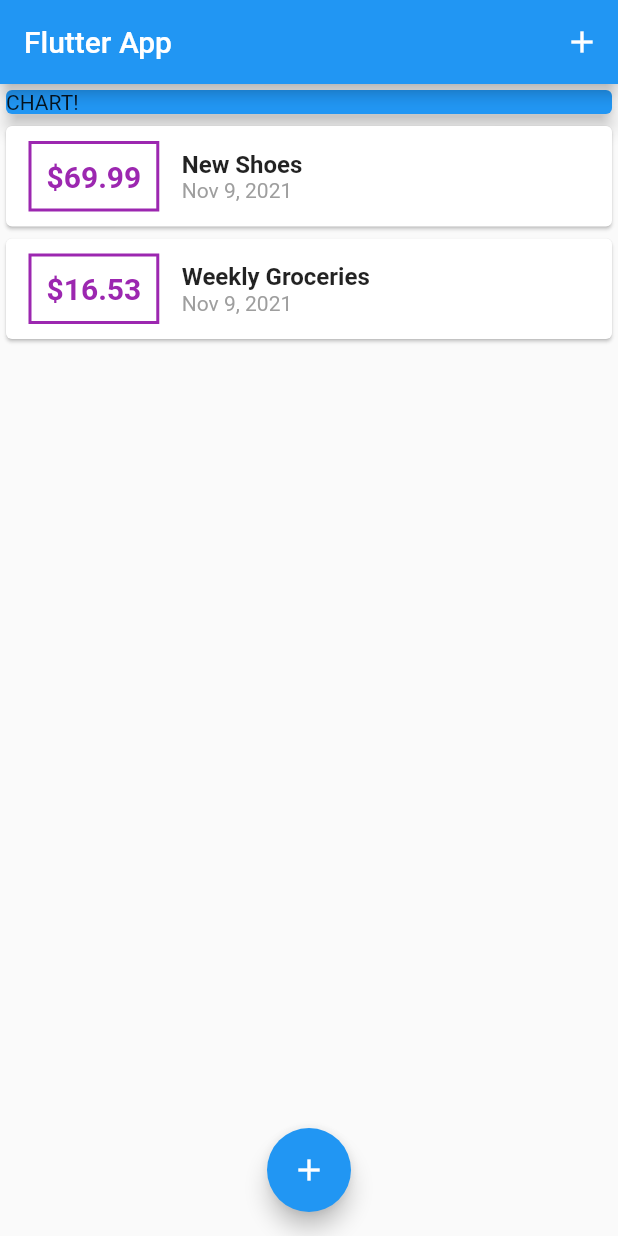
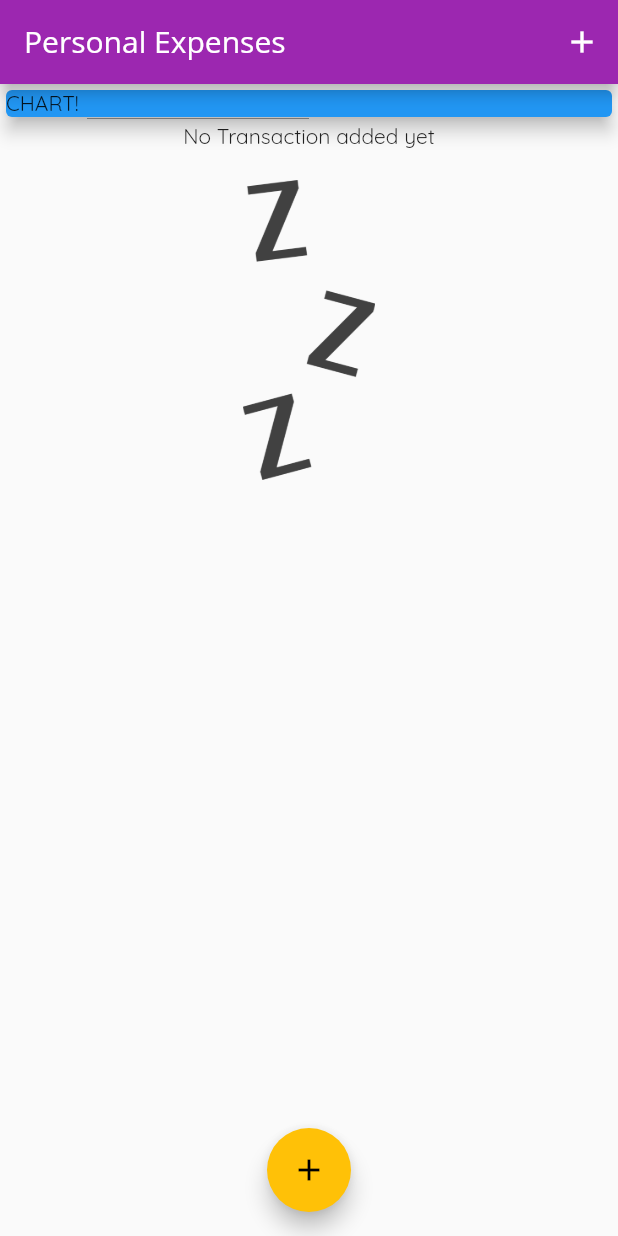
Before and after one commit to serdarturkmen/transaction_card, a Flutter app: the screen it shows after launch, on a phone screen of 412 x 824 dp. Run offline on Flutter 3.47's test engine with Material 2 defaults, Android fonts, the light colour scheme and no system bars; Roboto replaces fonts that are missing (Open Sans).

Commit message:
styles and fonts

```diff
--- a/lib/main.dart
+++ b/lib/main.dart
@@ -10,7 +10,18 @@ class MyApp extends StatelessWidget {
   @override
   Widget build(BuildContext context) {
     return MaterialApp(
-      title: 'Flutter App',
+      title: 'Personal Expenses',
+      theme: ThemeData(
+          primarySwatch: Colors.purple,
+          accentColor: Colors.amber,
+          fontFamily: 'Quicksand',
+          appBarTheme: AppBarTheme(
+            toolbarTextStyle: TextStyle(
+              fontFamily: 'OpenSans',
+              fontSize: 20,
+              fontWeight: FontWeight.bold,
+            ),
+          )),
       home: MyHomePage(),
     );
   }
@@ -25,18 +36,18 @@ class MyHomePage extends StatefulWidget {
 
 class _MyHomePageState extends State<MyHomePage> {
   final List<Transaction> _userTransactions = [
-    Transaction(
-      id: 't1',
-      title: 'New Shoes',
-      amount: 69.99,
-      date: DateTime.now(),
-    ),
-    Transaction(
-      id: 't2',
-      title: 'Weekly Groceries',
-      amount: 16.53,
-      date: DateTime.now(),
-    ),
+    // Transaction(
+    //   id: 't1',
+    //   title: 'New Shoes',
+    //   amount: 69.99,
+    //   date: DateTime.now(),
+    // ),
+    // Transaction(
+    //   id: 't2',
+    //   title: 'Weekly Groceries',
+    //   amount: 16.53,
+    //   date: DateTime.now(),
+    // ),
   ];
 
   void _addNewTransaction(String txTitle, double txAmount) {
@@ -69,7 +80,10 @@ class _MyHomePageState extends State<MyHomePage> {
   Widget build(BuildContext context) {
     return Scaffold(
       appBar: AppBar(
-        title: Text('Flutter App'),
+        title: Text('Personal Expenses',
+            style: TextStyle(
+              fontFamily: 'Open Sans',
+            )),
         actions: <Widget>[
           IconButton(
             icon: Icon(Icons.add),
--- a/lib/widgets/transaction_list.dart
+++ b/lib/widgets/transaction_list.dart
@@ -12,7 +12,26 @@ class TransactionList extends StatelessWidget {
   Widget build(BuildContext context) {
     return Container(
       height: 300,
-      child: ListView.builder(
+      child: transactions.isEmpty
+          ? Column(
+              children: <Widget>[
+                Text(
+                  'No Transaction added yet',
+                  style: Theme.of(context).textTheme.bodyText1,
+                ),
+                SizedBox(
+                  height: 20,
+                ),
+                Container(
+                  height: 200,
+                  child: Image.asset(
+                    'assets/images/waiting.png',
+                    fit: BoxFit.cover,
+                  ),
+                )
+              ],
+            )
+          : ListView.builder(
               itemBuilder: (ctx, index) {
                 return Card(
                   child: Row(
@@ -24,7 +43,7 @@ class TransactionList extends StatelessWidget {
                         ),
                         decoration: BoxDecoration(
                           border: Border.all(
-                      color: Colors.purple,
+                            color: Theme.of(context).primaryColor,
                             width: 2,
                           ),
                         ),
@@ -34,7 +53,7 @@ class TransactionList extends StatelessWidget {
                           style: TextStyle(
                             fontWeight: FontWeight.bold,
                             fontSize: 20,
-                      color: Colors.purple,
+                            color: Theme.of(context).primaryColor,
                           ),
                         ),
                       ),
```
Also changed, not shown: pubspec.yaml (+14 -13 lines), assets/fonts/OpenSans-Bold.ttf (added), assets/fonts/OpenSans-Regular.ttf (added), assets/fonts/Quicksand-Bold.ttf (added), assets/fonts/Quicksand-Light.ttf (added), assets/fonts/Quicksand-Medium.ttf (added), assets/fonts/Quicksand-Regular.ttf (added), assets/images/waiting.png (added). Lines whose indentation alone changed are shown as unchanged.
